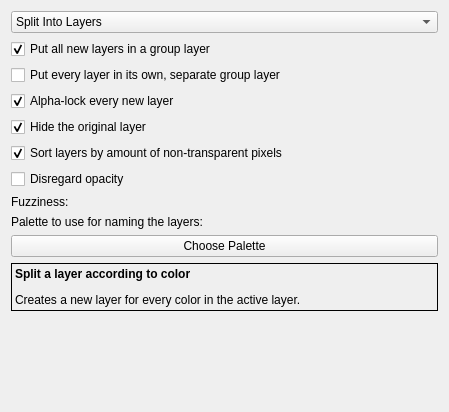
Before: the Qt Designer form plugins/extensions/layersplit/wdg_layersplit.ui in KDE/krita, drawn with Qt 5.
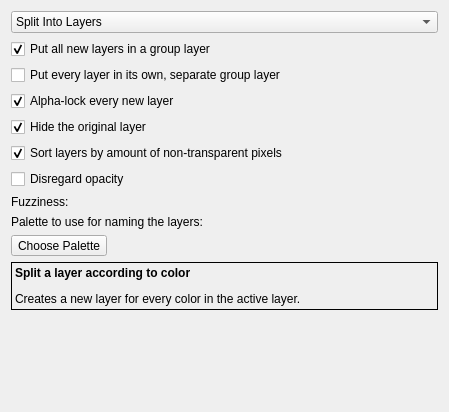
After: the same form once the commit is applied. Custom widgets are drawn as their Qt base class.

Commit message:
Make KisPopupButton a QToolButton instead of QPushButton
... to get the autoRaise style instead of flat style.

The edit to the form file:
```diff
--- a/plugins/extensions/layersplit/wdg_layersplit.ui
+++ b/plugins/extensions/layersplit/wdg_layersplit.ui
@@ -157,7 +157,7 @@
  <customwidgets>
   <customwidget>
    <class>KisPopupButton</class>
-   <extends>QPushButton</extends>
+   <extends>QToolButton</extends>
    <header>KisPopupButton.h</header>
   </customwidget>
   <customwidget>
```
The commit also changes 10 other files.
